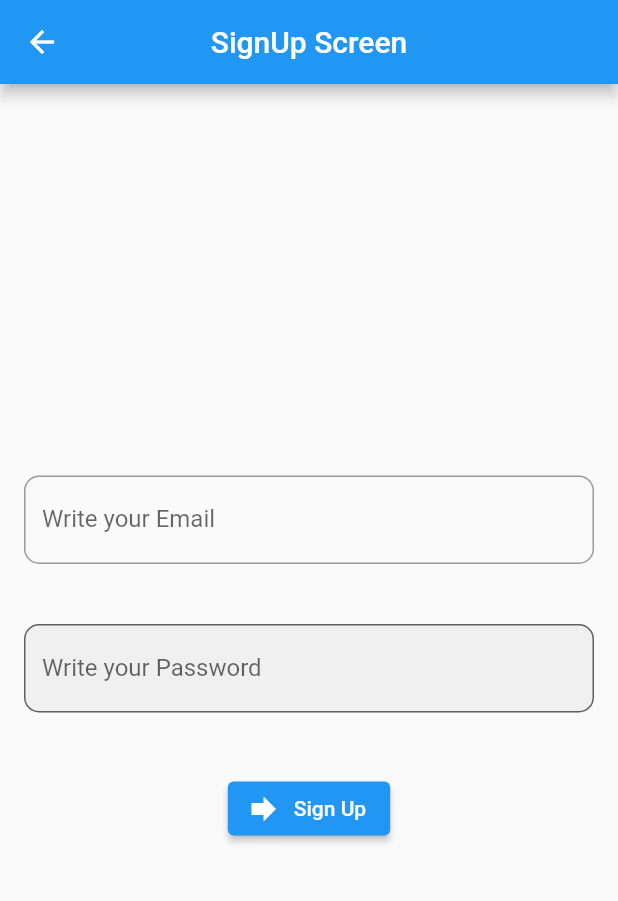
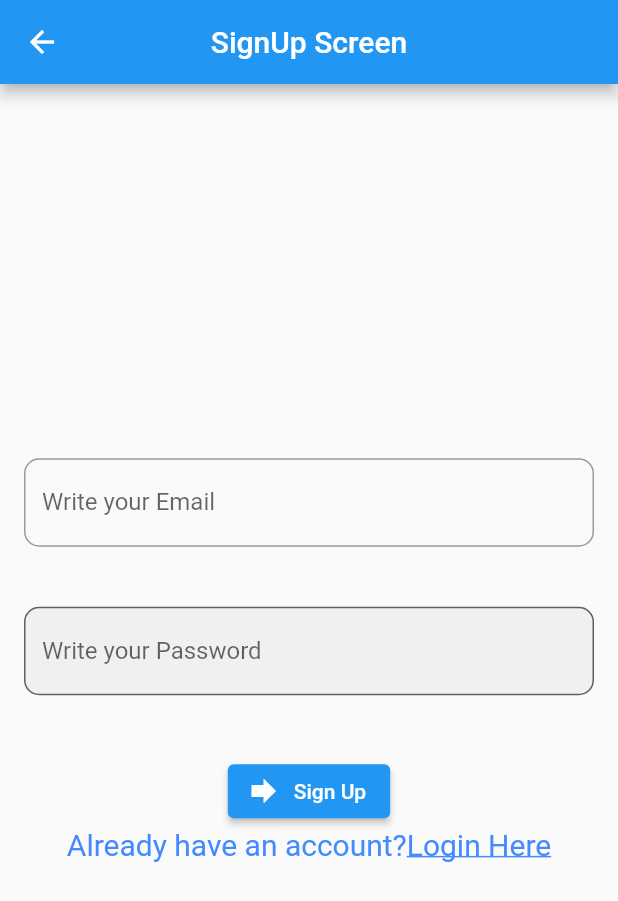
Before and after one commit to berkebalci/Your-NotePad, a Flutter app: the SignUpScreen screen opened directly with empty values, on a phone screen of 412 x 824 dp. Shown: the top 901 px of the screen. Run offline on Flutter 3.47's test engine with Material 2 defaults, Android fonts, the light colour scheme and no system bars; our stand-ins replace firebase_auth, firebase_core, flutter_riverpod, google_sign_in; accounts and stored records are empty.

Commit message:
SignUp Ekranına Rich Text eklendi ve Login sayfasina gidilmesi saglandi

```diff
--- a/lib/screens/SignUpScreen.dart
+++ b/lib/screens/SignUpScreen.dart
@@ -1,4 +1,5 @@
 import 'package:firebase_auth/firebase_auth.dart';
+import 'package:flutter/gestures.dart';
 import 'package:flutter/material.dart';
 import 'package:firebase_core/firebase_core.dart';
 import 'package:time_tracker_app_firebase/services/authentication.dart';
@@ -63,12 +64,12 @@ class _SignUpScreenState extends State<SignUpScreen> {
                         return AlertDialog(
                           content:
                               Text("email-already-in-use or invalid email"),
-                          title: Text("SignUp error")
-                         ,actions: [
+                          title: Text("SignUp error"),
+                          actions: [
                             ElevatedButton(
-
                                 onPressed: (() {
-                                  Navigator.pop(context); //AlertDialog mesajını kapatacak
+                                  Navigator.of(context)
+                                      .pop(); //AlertDialog mesajını kapatacak
                                 }),
                                 child: Text("Close this message"))
                           ],
@@ -82,7 +83,20 @@ class _SignUpScreenState extends State<SignUpScreen> {
               },
               icon: Icon(Icons.forward_sharp),
               label: Text("Sign Up"),
-            )
+            ),
+            RichText(
+                text: TextSpan(
+                    style: TextStyle(color: Colors.blueAccent, fontSize: 20),
+                    children: [
+                  TextSpan(
+                    text: "Already have an account?",
+                  ),
+                  TextSpan(
+                      text: "Login Here",
+                      recognizer: TapGestureRecognizer()
+                        ..onTap = widget.OnClickedSignUp,
+                      style: TextStyle(decoration: TextDecoration.underline))
+                ]))
           ],
         ),
       )),
```
